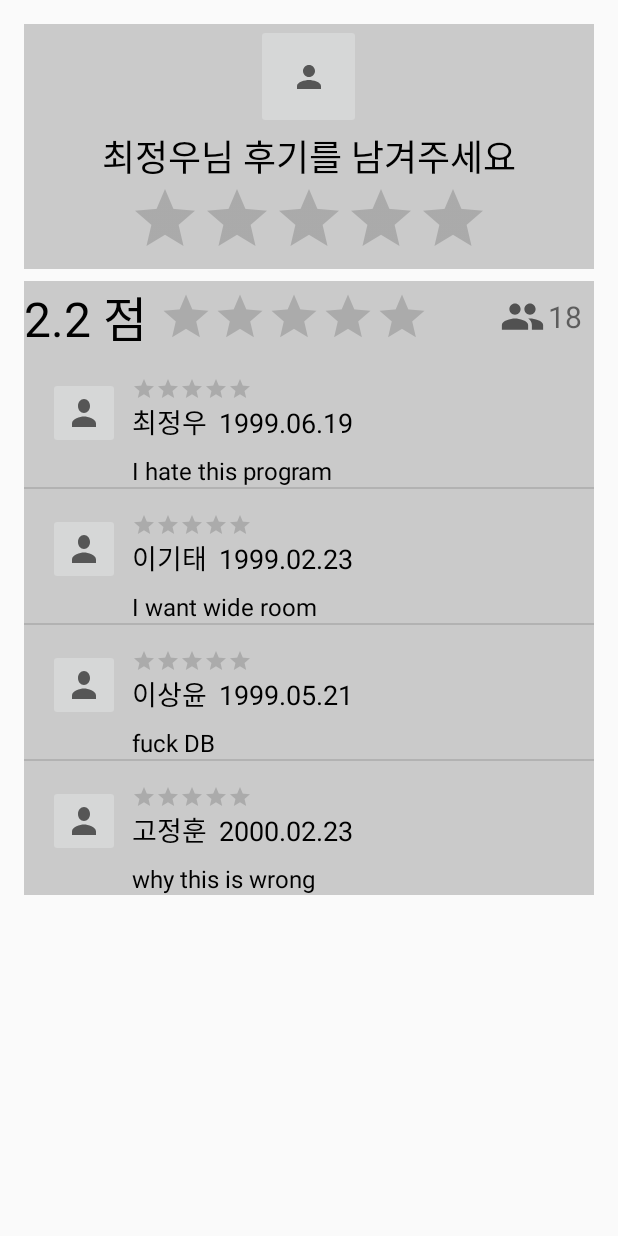
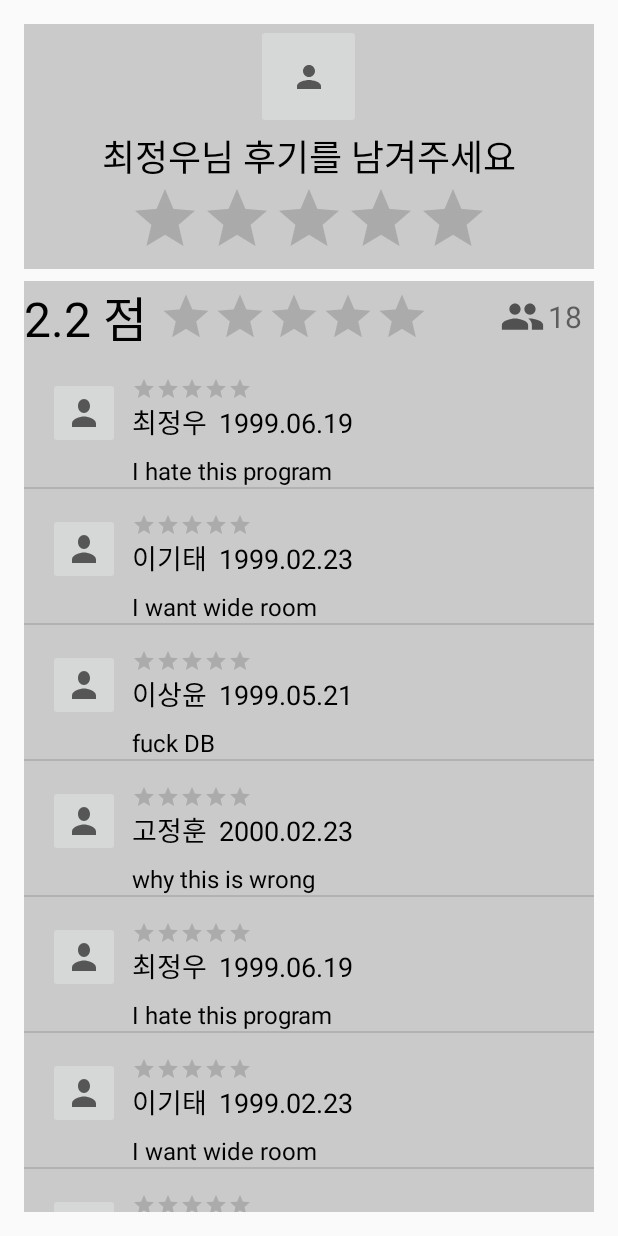
Before and after one commit to Choi-Ju12g/UntactHackathon, an Android app: the BoardActivity screen opened directly, with no data from a screen before it, on a phone screen of 412 x 824 dp. Run offline under Robolectric (Android 15) with nearby library versions, the phone set to English and light mode, and no system bars.

Commit message:
list view for scroll

```diff
--- a/app/src/main/java/com/example/howmanyseats/BoardActivity.java
+++ b/app/src/main/java/com/example/howmanyseats/BoardActivity.java
@@ -83,5 +83,13 @@ public class BoardActivity extends AppCompatActivity {
         commentDataList.add(new userComment("이기태","1999.02.23","I want wide room",1));
         commentDataList.add(new userComment("이상윤","1999.05.21","fuck DB",5));
         commentDataList.add(new userComment("고정훈","2000.02.23","why this is wrong",2));
+        commentDataList.add(new userComment("최정우","1999.06.19","I hate this program",3));
+        commentDataList.add(new userComment("이기태","1999.02.23","I want wide room",1));
+        commentDataList.add(new userComment("이상윤","1999.05.21","fuck DB",5));
+        commentDataList.add(new userComment("고정훈","2000.02.23","why this is wrong",2));
+        commentDataList.add(new userComment("최정우","1999.06.19","I hate this program",3));
+        commentDataList.add(new userComment("이기태","1999.02.23","I want wide room",1));
+        commentDataList.add(new userComment("이상윤","1999.05.21","fuck DB",5));
+        commentDataList.add(new userComment("고정훈","2000.02.23","why this is wrong",2));
     }
 }
--- a/app/src/main/res/layout/activity_board.xml
+++ b/app/src/main/res/layout/activity_board.xml
@@ -12,7 +12,6 @@ android:orientation="vertical">
         android:orientation="vertical"
         android:gravity="center"
         android:layout_marginBottom="8dp"
-
         android:background="#CACACA">
 
         <ImageButton
@@ -86,14 +85,13 @@ android:orientation="vertical">
 
         </LinearLayout>
 
+
         <ListView
             android:id="@+id/uc_lv_userComment"
             android:layout_width="match_parent"
             android:layout_height="wrap_content"
             android:overScrollMode="never"
-            android:scrollbars="none">
+            android:scrollbars="none"/>
 
-
-        </ListView>
     </LinearLayout>
 </LinearLayout>
```
